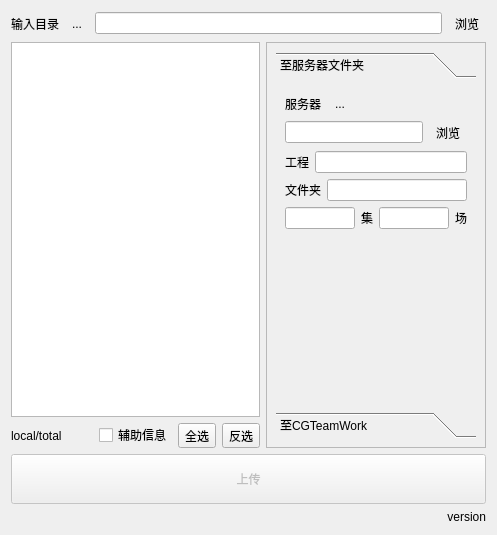
This is uploader.ui in WuLiFang/wlf as Qt 5 draws it before an edit. The edited form follows.
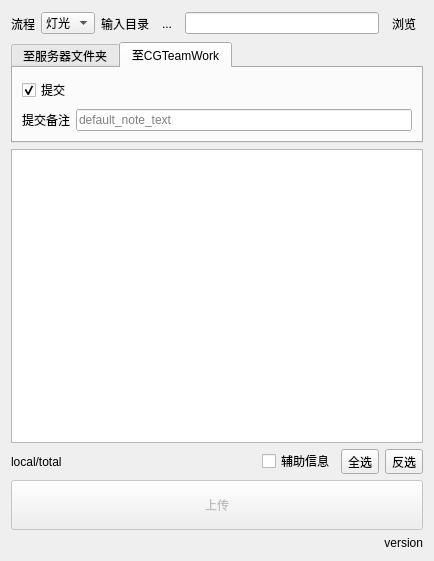
This is the edited form. The open tabs and pages were chosen to show the change.

Diff of the .ui file:
```diff
--- a/uploader.ui
+++ b/uploader.ui
@@ -6,8 +6,8 @@
    <rect>
     <x>0</x>
     <y>0</y>
-    <width>497</width>
-    <height>535</height>
+    <width>434</width>
+    <height>561</height>
    </rect>
   </property>
   <property name="sizePolicy">
@@ -22,6 +22,36 @@
   <layout class="QVBoxLayout" name="verticalLayout">
    <item>
     <layout class="QHBoxLayout" name="horizontalLayout_5">
+     <item>
+      <layout class="QHBoxLayout" name="horizontalLayout_9">
+       <item>
+        <widget class="QLabel" name="label_5">
+         <property name="text">
+          <string>流程</string>
+         </property>
+        </widget>
+       </item>
+       <item>
+        <widget class="QComboBox" name="comboBoxPipeline">
+         <item>
+          <property name="text">
+           <string>灯光</string>
+          </property>
+         </item>
+         <item>
+          <property name="text">
+           <string>渲染</string>
+          </property>
+         </item>
+         <item>
+          <property name="text">
+           <string>合成</string>
+          </property>
+         </item>
+        </widget>
+       </item>
+      </layout>
+     </item>
      <item>
       <widget class="QLabel" name="label_6">
        <property name="sizePolicy">
@@ -65,134 +95,21 @@
     </layout>
    </item>
    <item>
-    <layout class="QHBoxLayout" name="horizontalLayout_2">
-     <item>
-      <layout class="QVBoxLayout" name="verticalLayout_4">
-       <item>
-        <widget class="QListWidget" name="listWidget"/>
-       </item>
-       <item>
-        <layout class="QHBoxLayout" name="horizontalLayout_7">
-         <item>
-          <widget class="QLabel" name="labelCount">
-           <property name="text">
-            <string>local/total</string>
-           </property>
-          </widget>
-         </item>
-         <item>
-          <spacer name="horizontalSpacer_2">
-           <property name="orientation">
-            <enum>Qt::Horizontal</enum>
-           </property>
-           <property name="sizeHint" stdset="0">
-            <size>
-             <width>40</width>
-             <height>20</height>
-            </size>
-           </property>
-          </spacer>
-         </item>
-         <item>
-          <widget class="QCheckBox" name="checkBoxBurnIn">
-           <property name="toolTip">
-            <string>双击时使用burn-in版本(如果有)</string>
-           </property>
-           <property name="text">
-            <string>辅助信息</string>
-           </property>
-          </widget>
-         </item>
-         <item>
-          <widget class="QToolButton" name="toolButtonSelectAll">
-           <property name="text">
-            <string>全选</string>
-           </property>
-          </widget>
-         </item>
-         <item>
-          <widget class="QToolButton" name="toolButtonReverseSelection">
-           <property name="text">
-            <string>反选</string>
-           </property>
-          </widget>
-         </item>
-        </layout>
-       </item>
-      </layout>
-     </item>
-     <item>
-      <widget class="QFrame" name="frame">
+    <widget class="QTabWidget" name="tabWidget">
        <property name="sizePolicy">
-        <sizepolicy hsizetype="Preferred" vsizetype="Expanding">
+      <sizepolicy hsizetype="Expanding" vsizetype="Maximum">
          <horstretch>0</horstretch>
          <verstretch>0</verstretch>
         </sizepolicy>
-       </property>
-       <property name="minimumSize">
-        <size>
-         <width>220</width>
-         <height>0</height>
-        </size>
-       </property>
-       <property name="maximumSize">
-        <size>
-         <width>220</width>
-         <height>16777215</height>
-        </size>
-       </property>
-       <property name="sizeIncrement">
-        <size>
-         <width>0</width>
-         <height>0</height>
-        </size>
-       </property>
-       <property name="baseSize">
-        <size>
-         <width>0</width>
-         <height>0</height>
-        </size>
-       </property>
-       <property name="frameShape">
-        <enum>QFrame::StyledPanel</enum>
-       </property>
-       <property name="frameShadow">
-        <enum>QFrame::Raised</enum>
-       </property>
-       <layout class="QVBoxLayout" name="verticalLayout_5">
-        <item>
-         <widget class="QToolBox" name="toolBox">
-          <property name="enabled">
-           <bool>true</bool>
-          </property>
-          <property name="sizePolicy">
-           <sizepolicy hsizetype="Preferred" vsizetype="Preferred">
-            <horstretch>0</horstretch>
-            <verstretch>0</verstretch>
-           </sizepolicy>
-          </property>
-          <property name="minimumSize">
-           <size>
-            <width>200</width>
-            <height>0</height>
-           </size>
           </property>
           <property name="currentIndex">
            <number>1</number>
           </property>
-          <widget class="QWidget" name="page">
-           <property name="geometry">
-            <rect>
-             <x>0</x>
-             <y>0</y>
-             <width>200</width>
-             <height>341</height>
-            </rect>
-           </property>
-           <attribute name="label">
+     <widget class="QWidget" name="tab_2">
+      <attribute name="title">
             <string>至服务器文件夹</string>
            </attribute>
-           <layout class="QVBoxLayout" name="verticalLayout_2">
+      <layout class="QVBoxLayout" name="verticalLayout_7">
             <item>
              <layout class="QHBoxLayout" name="horizontalLayout_3">
               <item alignment="Qt::AlignLeft">
@@ -213,23 +130,6 @@
                </widget>
               </item>
               <item>
-               <spacer name="horizontalSpacer">
-                <property name="orientation">
-                 <enum>Qt::Horizontal</enum>
-                </property>
-                <property name="sizeHint" stdset="0">
-                 <size>
-                  <width>40</width>
-                  <height>20</height>
-                 </size>
-                </property>
-               </spacer>
-              </item>
-             </layout>
-            </item>
-            <item>
-             <layout class="QHBoxLayout" name="horizontalLayout_4">
-              <item>
                <widget class="QLineEdit" name="serverEdit">
                 <property name="dragEnabled">
                  <bool>true</bool>
@@ -251,116 +151,33 @@
             <item>
              <layout class="QHBoxLayout" name="horizontalLayout_12">
               <item>
-               <widget class="QLabel" name="label_13">
-                <property name="text">
-                 <string>工程</string>
-                </property>
-               </widget>
-              </item>
-              <item>
-               <widget class="QLineEdit" name="projectEdit"/>
-              </item>
-             </layout>
-            </item>
-            <item>
-             <layout class="QHBoxLayout" name="horizontalLayout_6">
-              <item>
-               <widget class="QLabel" name="label_7">
+          <widget class="QLabel" name="label">
                 <property name="text">
                  <string>文件夹</string>
                 </property>
                </widget>
               </item>
+         <item>
+          <widget class="QLineEdit" name="projectEdit"/>
+         </item>
               <item>
                <widget class="QLineEdit" name="folderEdit"/>
               </item>
-             </layout>
-            </item>
-            <item>
-             <layout class="QHBoxLayout" name="horizontalLayout">
               <item>
                <widget class="QLineEdit" name="epEdit"/>
               </item>
-              <item>
-               <widget class="QLabel" name="label">
-                <property name="text">
-                 <string>集</string>
-                </property>
-               </widget>
-              </item>
               <item>
                <widget class="QLineEdit" name="scEdit"/>
               </item>
-              <item>
-               <widget class="QLabel" name="label_2">
-                <property name="text">
-                 <string>场</string>
-                </property>
-               </widget>
-              </item>
-             </layout>
-            </item>
-            <item>
-             <spacer name="verticalSpacer">
-              <property name="orientation">
-               <enum>Qt::Vertical</enum>
-              </property>
-              <property name="sizeHint" stdset="0">
-               <size>
-                <width>20</width>
-                <height>40</height>
-               </size>
-              </property>
-             </spacer>
-            </item>
-           </layout>
-          </widget>
-          <widget class="QWidget" name="page_2">
-           <property name="enabled">
-            <bool>true</bool>
-           </property>
-           <property name="geometry">
-            <rect>
-             <x>0</x>
-             <y>0</y>
-             <width>200</width>
-             <height>341</height>
-            </rect>
-           </property>
-           <attribute name="label">
+        </layout>
+       </item>
+      </layout>
+     </widget>
+     <widget class="QWidget" name="tab">
+      <attribute name="title">
             <string>至CGTeamWork</string>
            </attribute>
-           <layout class="QVBoxLayout" name="verticalLayout_3">
-            <item>
-             <layout class="QHBoxLayout" name="horizontalLayout_9">
-              <item>
-               <widget class="QLabel" name="label_5">
-                <property name="text">
-                 <string>流程</string>
-                </property>
-               </widget>
-              </item>
-              <item>
-               <widget class="QComboBox" name="comboBoxPipeline">
-                <item>
-                 <property name="text">
-                  <string>灯光</string>
-                 </property>
-                </item>
-                <item>
-                 <property name="text">
-                  <string>渲染</string>
-                 </property>
-                </item>
-                <item>
-                 <property name="text">
-                  <string>合成</string>
-                 </property>
-                </item>
-               </widget>
-              </item>
-             </layout>
-            </item>
+      <layout class="QVBoxLayout" name="verticalLayout_6">
             <item>
              <widget class="QCheckBox" name="checkBoxSubmit">
               <property name="enabled">
@@ -378,23 +195,43 @@
              </widget>
             </item>
             <item>
-             <widget class="Line" name="line">
-              <property name="orientation">
-               <enum>Qt::Horizontal</enum>
+        <layout class="QHBoxLayout" name="horizontalLayout">
+         <item>
+          <widget class="QLabel" name="label_2">
+           <property name="text">
+            <string>提交备注</string>
               </property>
              </widget>
             </item>
             <item>
-             <layout class="QHBoxLayout" name="horizontalLayout_8">
+          <widget class="QLineEdit" name="lineEditNote">
+           <property name="placeholderText">
+            <string>default_note_text</string>
+           </property>
+          </widget>
+         </item>
+        </layout>
+       </item>
+      </layout>
+     </widget>
+    </widget>
+   </item>
               <item>
-               <widget class="QLabel" name="label_3">
+    <layout class="QVBoxLayout" name="verticalLayout_4">
+     <item>
+      <widget class="QListWidget" name="listWidget"/>
+     </item>
+     <item>
+      <layout class="QHBoxLayout" name="horizontalLayout_7">
+       <item>
+        <widget class="QLabel" name="labelCount">
                 <property name="text">
-                 <string>信息</string>
+          <string>local/total</string>
                 </property>
                </widget>
               </item>
               <item>
-               <spacer name="horizontalSpacer_3">
+        <spacer name="horizontalSpacer_2">
                 <property name="orientation">
                  <enum>Qt::Horizontal</enum>
                 </property>
@@ -407,30 +244,30 @@
                </spacer>
               </item>
               <item>
-               <widget class="QToolButton" name="toolButtonClearInfo">
+        <widget class="QCheckBox" name="checkBoxBurnIn">
+         <property name="toolTip">
+          <string>双击时使用burn-in版本(如果有)</string>
+         </property>
                 <property name="text">
-                 <string>清空</string>
+          <string>辅助信息</string>
                 </property>
                </widget>
               </item>
-             </layout>
-            </item>
             <item>
-             <widget class="QTextBrowser" name="textBrowser">
-              <property name="enabled">
-               <bool>true</bool>
-              </property>
-              <property name="readOnly">
-               <bool>true</bool>
-              </property>
-             </widget>
-            </item>
-           </layout>
-          </widget>
-         </widget>
-        </item>
-       </layout>
-      </widget>
+        <widget class="QToolButton" name="toolButtonSelectAll">
+         <property name="text">
+          <string>全选</string>
+         </property>
+        </widget>
+       </item>
+       <item>
+        <widget class="QToolButton" name="toolButtonReverseSelection">
+         <property name="text">
+          <string>反选</string>
+         </property>
+        </widget>
+       </item>
+      </layout>
      </item>
     </layout>
    </item>
@@ -510,16 +347,15 @@
     <string>reverseSelection</string>
    </property>
   </action>
-  <action name="actionUpdateFiles">
+  <action name="actionReset">
    <property name="text">
-    <string>updateFiles</string>
+    <string>reset</string>
    </property>
   </action>
-  <action name="actionClearCache">
-   <property name="text">
-    <string>clearCache</string>
-   </property>
-  </action>
+  <zorder>tabWidget</zorder>
+  <zorder>syncButton</zorder>
+  <zorder>version_label</zorder>
+  <zorder></zorder>
  </widget>
  <resources/>
  <connections>
```
Left out of the diff: 140 changed lines with no effect on the pictures. Lines whose indentation alone changed are shown as unchanged.
